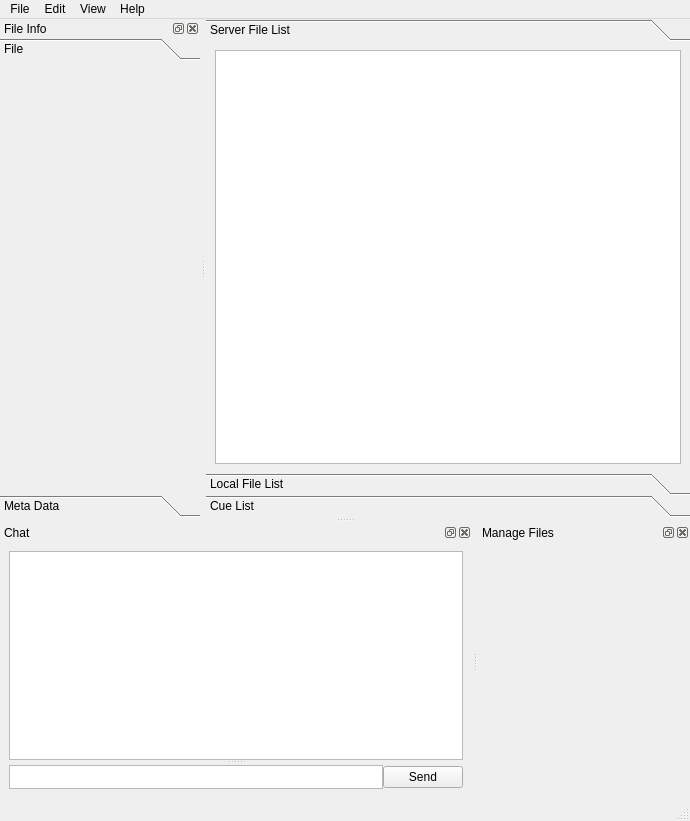
jiakeliu/Cobra, file resources/mainwindow.ui: the form before one commit.
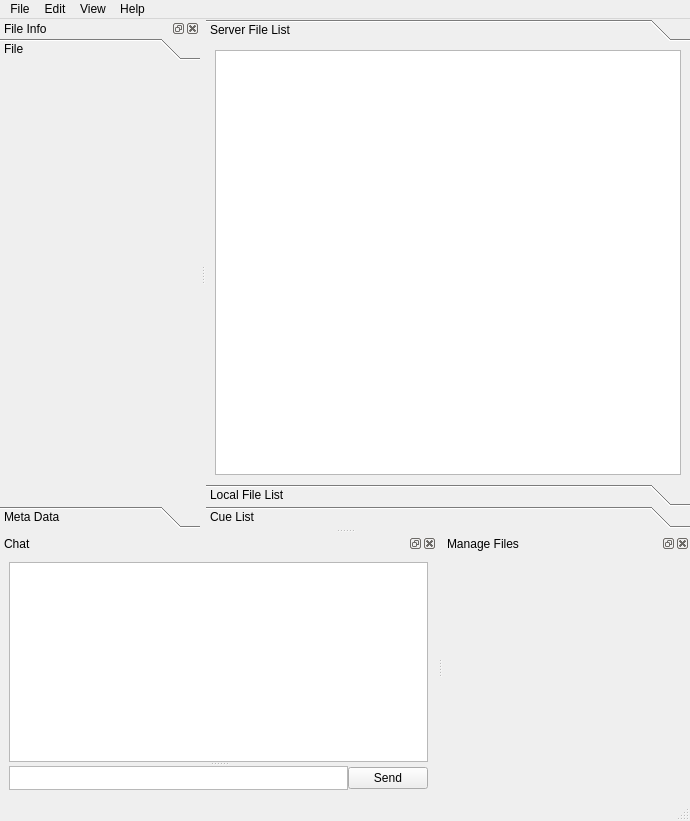
The form after the commit. The open tabs and pages were chosen to show the change. Icons and pictures are not drawn.

Diff of the .ui file:
```diff
--- a/resources/mainwindow.ui
+++ b/resources/mainwindow.ui
@@ -50,8 +50,8 @@
         <rect>
          <x>0</x>
          <y>0</y>
-         <width>102</width>
-         <height>102</height>
+         <width>489</width>
+         <height>422</height>
         </rect>
        </property>
        <attribute name="label">
@@ -203,8 +203,8 @@
          <rect>
           <x>0</x>
           <y>0</y>
-          <width>98</width>
-          <height>28</height>
+          <width>200</width>
+          <height>418</height>
          </rect>
         </property>
         <attribute name="label">
@@ -230,10 +230,16 @@
    </widget>
   </widget>
   <widget class="QDockWidget" name="chatDock">
+   <property name="sizePolicy">
+    <sizepolicy hsizetype="Minimum" vsizetype="Minimum">
+     <horstretch>0</horstretch>
+     <verstretch>0</verstretch>
+    </sizepolicy>
+   </property>
    <property name="minimumSize">
     <size>
-     <width>445</width>
-     <height>276</height>
+     <width>200</width>
+     <height>200</height>
     </size>
    </property>
    <property name="baseSize">
@@ -317,6 +323,12 @@
         <number>4</number>
        </property>
        <widget class="QTextEdit" name="chatText">
+        <property name="sizePolicy">
+         <sizepolicy hsizetype="Minimum" vsizetype="Minimum">
+          <horstretch>0</horstretch>
+          <verstretch>0</verstretch>
+         </sizepolicy>
+        </property>
         <property name="minimumSize">
          <size>
           <width>0</width>
```
Left out of the diff: 10 changed lines with no effect on the pictures.
